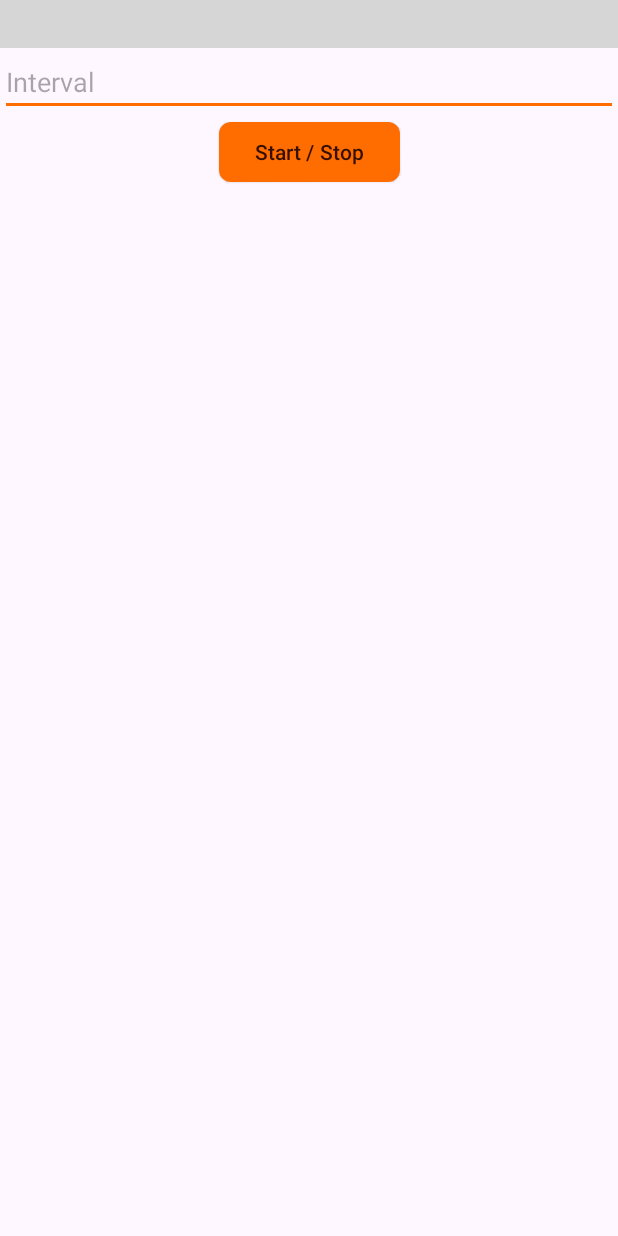
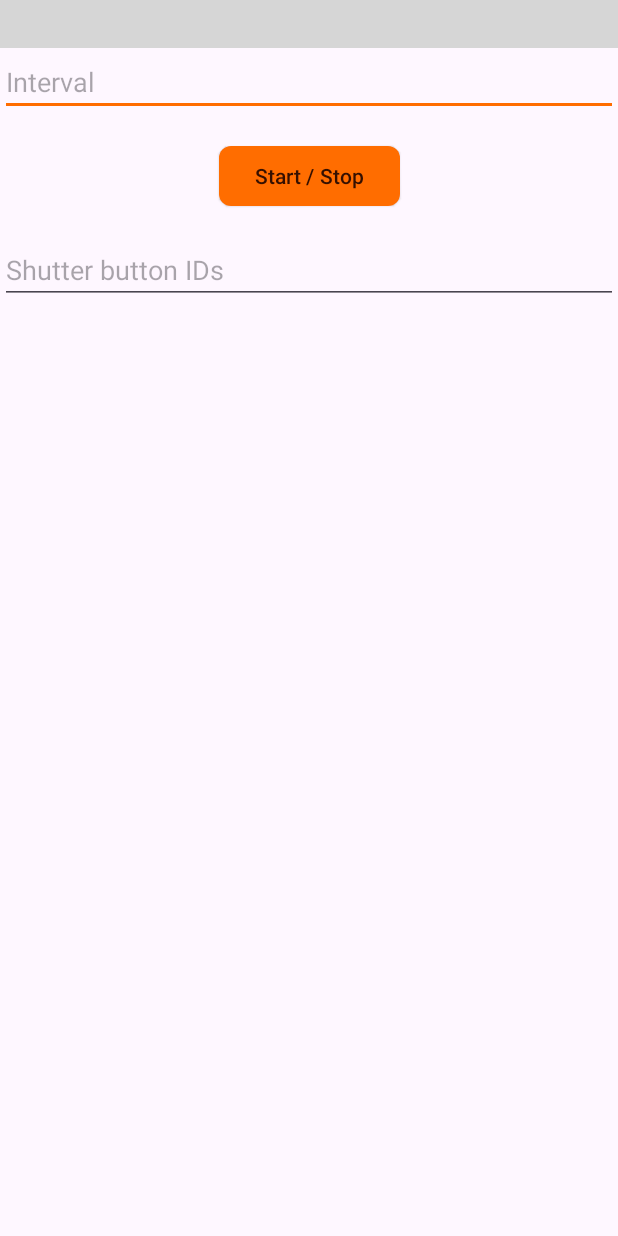
Before and after one commit to kylecorry31/Intervalometer, an Android app: the layout fragment_main.xml on its own in the app's theme, with its tools: preview values and no code run, on a phone screen of 412 x 824 dp. Run offline under Robolectric (Android 15) with nearby library versions, the phone set to English and light mode, and no system bars; plain views replace Toolbar; grey boxes are pictures that could not be loaded.

Commit message:
Load custom shutter buttons + only show notifications at end

```diff
--- a/app/src/main/java/com/kylecorry/intervalometer/ui/MainFragment.kt
+++ b/app/src/main/java/com/kylecorry/intervalometer/ui/MainFragment.kt
@@ -34,6 +34,12 @@ class MainFragment : BoundFragment<FragmentMainBinding>() {
         }
 
         binding.interval.setText(prefs.getLong("interval")?.toString())
+
+        binding.shutterButtonIds.doOnTextChanged { text, _, _, _ ->
+            prefs.putString("shutter_buttons", text.toString())
+        }
+
+        binding.shutterButtonIds.setText(prefs.getString("shutter_buttons"))
     }
 
     override fun generateBinding(
--- a/app/src/main/res/layout/fragment_main.xml
+++ b/app/src/main/res/layout/fragment_main.xml
@@ -28,9 +28,21 @@
         android:id="@+id/grant_permission"
         android:layout_width="wrap_content"
         android:layout_height="wrap_content"
+        android:layout_marginTop="16dp"
         android:text="Start / Stop"
         app:layout_constraintEnd_toEndOf="parent"
         app:layout_constraintStart_toStartOf="parent"
         app:layout_constraintTop_toBottomOf="@id/interval" />
 
+    <EditText
+        android:id="@+id/shutter_button_ids"
+        android:layout_width="match_parent"
+        android:layout_height="wrap_content"
+        android:layout_marginTop="16dp"
+        android:hint="Shutter button IDs"
+        android:inputType="text|textNoSuggestions"
+        app:layout_constraintEnd_toEndOf="parent"
+        app:layout_constraintStart_toStartOf="parent"
+        app:layout_constraintTop_toBottomOf="@id/grant_permission" />
+
 </androidx.constraintlayout.widget.ConstraintLayout>
```
Also changed, not shown: app/src/main/java/com/kylecorry/intervalometer/infrastructure/services/IntervalometerService.kt (+20 -6 lines).
